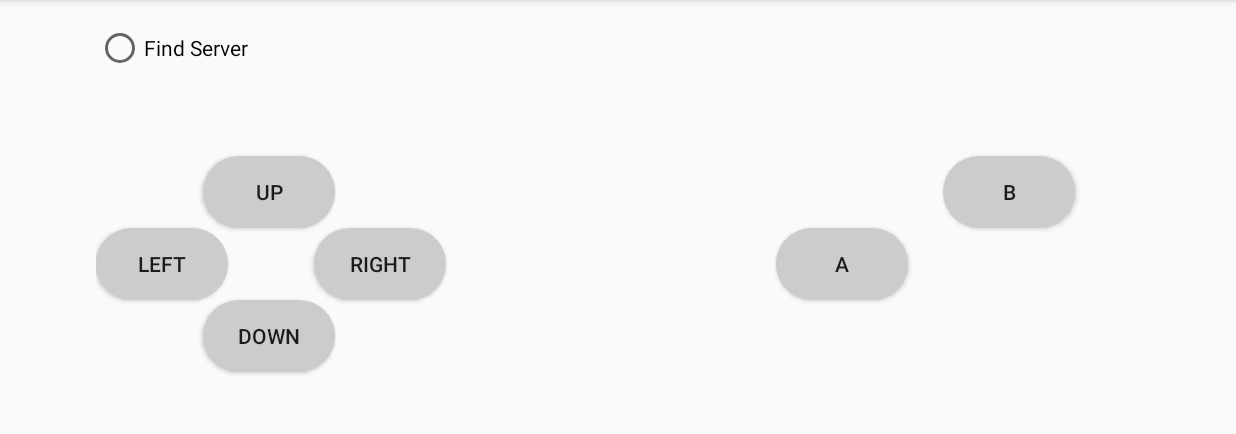
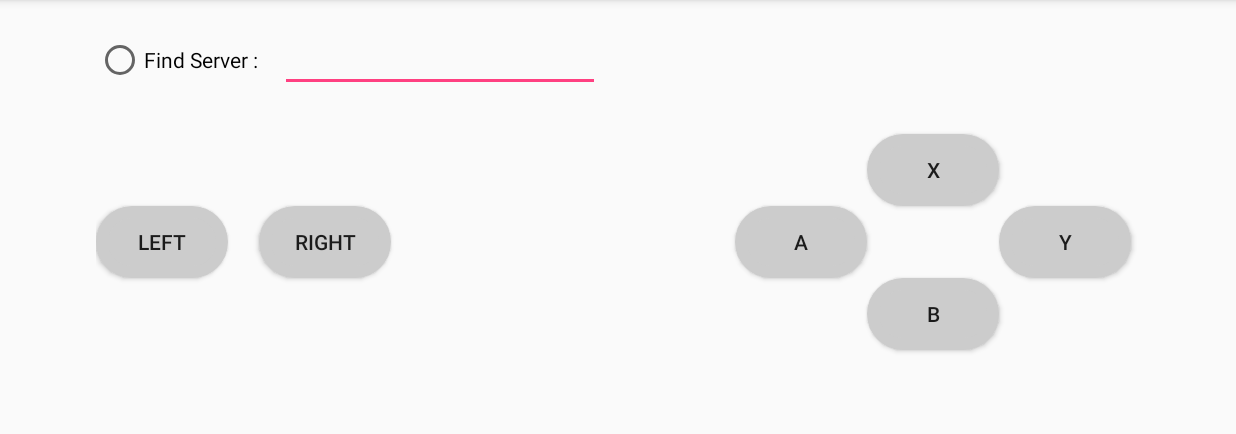
Before and after one commit to Cethyri/CatGame, an Android app: the screen it shows after launch (MainActivity), on a phone screen of 824 x 412 dp (held sideways), the part 72-506 px from its top. Run offline under Robolectric (Android 15) with nearby library versions, the phone set to English and light mode, and no system bars.

Commit message:
changed buttons to to better fit things words, adding text field to change IP

```diff
--- a/UdpClientController/app/src/main/java/com/example/julianreyes/udpclientcontroller/MainActivity.java
+++ b/UdpClientController/app/src/main/java/com/example/julianreyes/udpclientcontroller/MainActivity.java
@@ -7,6 +7,7 @@ import android.util.Log;
 import android.view.MotionEvent;
 import android.view.View;
 import android.widget.Button;
+import android.widget.EditText;
 import android.widget.RadioButton;
 
 import java.net.DatagramPacket;
@@ -22,6 +23,7 @@ public class MainActivity extends AppCompatActivity {
     private int port = 5555;
     //mobile hotspot
     private static final String host = "192.168.43.213";
+//    private static final String host = "192.168.43.7";
 
     private int id = 99;
     private String str;
@@ -35,7 +37,8 @@ public class MainActivity extends AppCompatActivity {
     private boolean send;
     private boolean isUDPConnecting;
 
-    private Button up,down,right,left,attack, special;
+    private Button x, y,right,left,attack, special;
+    private EditText enterIP;
 
     @Override
     protected void onCreate(Bundle savedInstanceState) {
@@ -43,13 +46,23 @@ public class MainActivity extends AppCompatActivity {
         setContentView(R.layout.activity_main);
 
         try {
+            //opens socket
             socket = new DatagramSocket();
 
         } catch (SocketException s) {
             Log.d("UDP", "C: " + s);
         }
-        up = (Button) findViewById(R.id.UP_id);
-        up.setOnTouchListener(new View.OnTouchListener() {
+        sendUp();
+        sendDown();
+        sendLeft();
+        sendRight();
+        sendAttack();
+        sendSpecial();
+    }
+
+    public void sendUp() {
+        x = (Button) findViewById(R.id.UP_id);
+        x.setOnTouchListener(new View.OnTouchListener() {
             @Override
             public boolean onTouch(View v, MotionEvent event) {
                 switch(event.getAction()) {
@@ -67,8 +80,11 @@ public class MainActivity extends AppCompatActivity {
                 return false;
             }
         });
-        down = (Button) findViewById(R.id.DOWN_id);
-        down.setOnTouchListener(new View.OnTouchListener() {
+    }
+
+    public void sendDown() {
+        y = (Button) findViewById(R.id.DOWN_id);
+        y.setOnTouchListener(new View.OnTouchListener() {
             @Override
             public boolean onTouch(View v, MotionEvent event) {
                 switch(event.getAction()) {
@@ -86,6 +102,9 @@ public class MainActivity extends AppCompatActivity {
                 return false;
             }
         });
+    }
+
+    public void sendRight() {
         right = (Button) findViewById(R.id.RIGHT_id);
         right.setOnTouchListener(new View.OnTouchListener() {
             @Override
@@ -105,6 +124,10 @@ public class MainActivity extends AppCompatActivity {
                 return false;
             }
         });
+    }
+
+
+    public void sendLeft() {
         left = (Button) findViewById(R.id.LEFT_id);
         left.setOnTouchListener(new View.OnTouchListener() {
             @Override
@@ -124,6 +147,9 @@ public class MainActivity extends AppCompatActivity {
                 return false;
             }
         });
+    }
+
+    public void sendAttack() {
         attack = (Button) findViewById(R.id.A_id);
         attack.setOnTouchListener(new View.OnTouchListener() {
             @Override
@@ -143,6 +169,9 @@ public class MainActivity extends AppCompatActivity {
                 return false;
             }
         });
+    }
+
+    public void sendSpecial() {
         special = (Button) findViewById(R.id.B_id);
         special.setOnTouchListener(new View.OnTouchListener() {
             @Override
@@ -164,6 +193,12 @@ public class MainActivity extends AppCompatActivity {
         });
 
     }
+
+//    public void ChangeIP() {
+//        enterIP = (EditText) findViewById(R.id.Enter_IP_id);
+//        enterIP.
+//    }
+
     public void radioClicked(View view) {
         Log.d("UDP", "radio clicked");
 
--- a/UdpClientController/app/src/main/res/layout/activity_main.xml
+++ b/UdpClientController/app/src/main/res/layout/activity_main.xml
@@ -10,91 +10,93 @@
     android:paddingTop="@dimen/activity_vertical_margin"
     tools:context="com.example.julianreyes.udpclientcontroller.MainActivity">
 
-
-    <Button
-        android:text="Down"
-        android:background="@drawable/roundbutton"
+    <RadioButton
+        android:id="@+id/radioButton"
         android:layout_width="wrap_content"
         android:layout_height="wrap_content"
-        android:id="@+id/DOWN_id"
-        android:onClick="sendDown"
-        android:layout_below="@+id/LEFT_id"
-        android:layout_alignLeft="@+id/UP_id"
-        android:layout_alignStart="@+id/UP_id" />
-
-    <Button
-        android:text="Right"
-        android:background="@drawable/roundbutton"
-        android:layout_width="wrap_content"
-        android:layout_height="wrap_content"
-        android:layout_marginLeft="57dp"
-        android:layout_marginStart="57dp"
-        android:id="@+id/RIGHT_id"
-        android:layout_above="@+id/DOWN_id"
-        android:layout_toRightOf="@+id/LEFT_id"
-        android:layout_toEndOf="@+id/LEFT_id"
-        android:onClick="sendRight" />
-
-    <Button
-        android:text="Left"
-        android:layout_width="wrap_content"
-        android:background="@drawable/roundbutton"
-        android:layout_height="wrap_content"
-        android:id="@+id/LEFT_id"
-        android:onClick="sendLeft"
-        android:layout_below="@+id/UP_id"
+        android:text="Find Server :"
+        android:onClick="radioClicked"
+        android:layout_alignBaseline="@+id/Enter_IP_id"
+        android:layout_alignBottom="@+id/Enter_IP_id"
         android:layout_alignParentLeft="true"
         android:layout_alignParentStart="true" />
 
     <Button
-        android:text="B"
+        android:background="@drawable/roundbutton"
+        android:id="@+id/UP_id"
         android:layout_width="wrap_content"
         android:layout_height="wrap_content"
+        android:layout_marginEnd="94dp"
+        android:layout_marginRight="94dp"
+        android:text="X"
+        android:layout_marginTop="33dp"
+        android:layout_below="@+id/radioButton"
+        android:layout_alignParentRight="true"
+        android:layout_alignParentEnd="true" />
+
+    <Button
         android:background="@drawable/roundbutton"
         android:id="@+id/B_id"
-        android:layout_marginRight="43dp"
-        android:layout_marginEnd="43dp"
-        android:layout_above="@+id/A_id"
-        android:layout_alignParentRight="true"
-        android:layout_alignParentEnd="true"
-        android:onClick="sendSpecial" />
+        android:layout_width="wrap_content"
+        android:layout_height="wrap_content"
+        android:text="B"
+        android:layout_below="@+id/A_id"
+        android:layout_toRightOf="@+id/A_id"
+        android:layout_toEndOf="@+id/A_id" />
 
     <Button
-        android:text="A"
+        android:background="@drawable/roundbutton"
+        android:id="@+id/A_id"
         android:layout_width="wrap_content"
         android:layout_height="wrap_content"
-        android:background="@drawable/roundbutton"
-        android:id="@+id/A_id"
-        android:layout_marginRight="23dp"
-        android:layout_marginEnd="23dp"
-        android:layout_alignBaseline="@+id/RIGHT_id"
-        android:layout_alignBottom="@+id/RIGHT_id"
-        android:layout_toLeftOf="@+id/B_id"
-        android:layout_toStartOf="@+id/B_id"
-        android:onClick="sendAttack"/>
+        android:text="A"
+        android:layout_below="@+id/UP_id"
+        android:layout_toLeftOf="@+id/UP_id"
+        android:layout_toStartOf="@+id/UP_id" />
 
     <Button
-        android:text="Up"
         android:background="@drawable/roundbutton"
+        android:id="@+id/DOWN_id"
         android:layout_width="wrap_content"
         android:layout_height="wrap_content"
-        android:id="@+id/UP_id"
-        android:layout_marginTop="88dp"
-        android:layout_alignParentTop="true"
-        android:layout_alignParentLeft="true"
-        android:layout_alignParentStart="true"
-        android:layout_marginLeft="71dp"
-        android:layout_marginStart="71dp"
-        android:onClick="sendUp" />
+        android:text="Y"
+        android:layout_below="@+id/UP_id"
+        android:layout_toRightOf="@+id/B_id"
+        android:layout_toEndOf="@+id/B_id" />
 
-    <RadioButton
-        android:id="@+id/radioButton"
+    <Button
+        android:background="@drawable/roundbutton"
+        android:id="@+id/LEFT_id"
         android:layout_width="wrap_content"
         android:layout_height="wrap_content"
+        android:text="Left"
+        android:layout_alignBaseline="@+id/A_id"
+        android:layout_alignBottom="@+id/A_id"
         android:layout_alignParentLeft="true"
-        android:layout_alignParentStart="true"
+        android:layout_alignParentStart="true" />
+
+    <Button
+        android:background="@drawable/roundbutton"
+        android:id="@+id/RIGHT_id"
+        android:layout_width="wrap_content"
+        android:layout_height="wrap_content"
+        android:text="Right"
+        android:layout_alignBaseline="@+id/LEFT_id"
+        android:layout_alignBottom="@+id/LEFT_id"
+        android:layout_toRightOf="@+id/radioButton"
+        android:layout_toEndOf="@+id/radioButton" />
+
+    <EditText
+        android:id="@+id/Enter_IP_id"
+        android:layout_width="wrap_content"
+        android:layout_height="wrap_content"
         android:layout_alignParentTop="true"
-        android:text="Find Server"
-        android:onClick="radioClicked" />
+        android:layout_marginLeft="14dp"
+        android:layout_marginStart="14dp"
+        android:layout_toEndOf="@+id/radioButton"
+        android:layout_toRightOf="@+id/radioButton"
+        android:ems="10"
+        android:inputType="textPassword" />
+
 
 </RelativeLayout>
```
Also changed, not shown: 1 other file.
